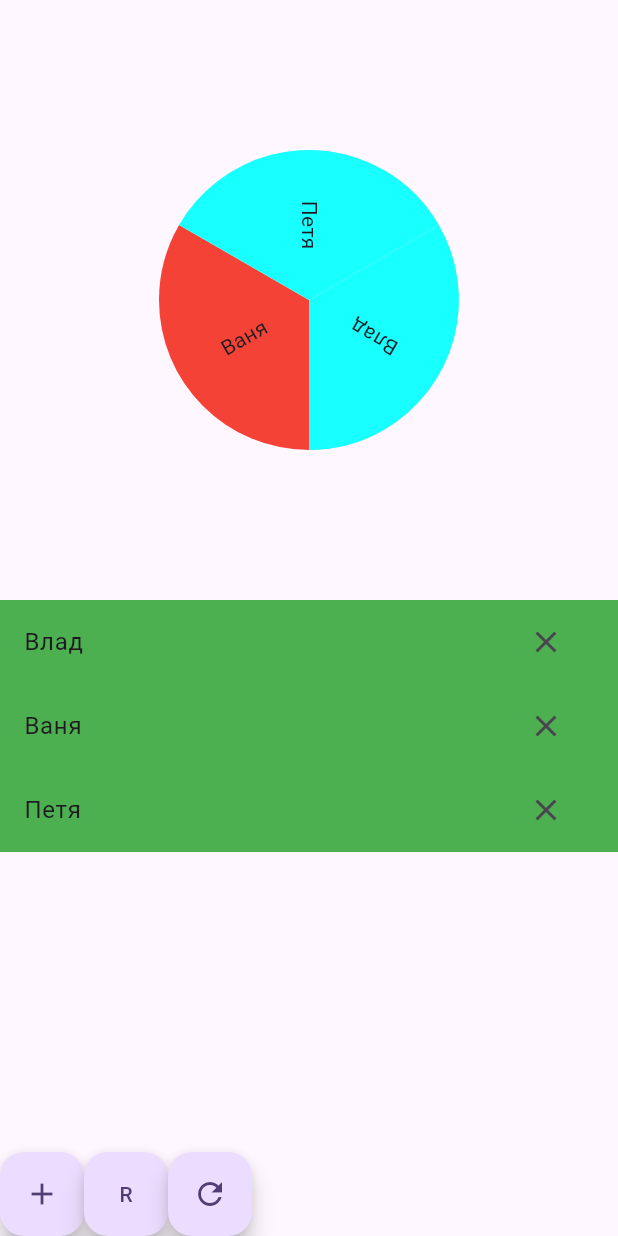
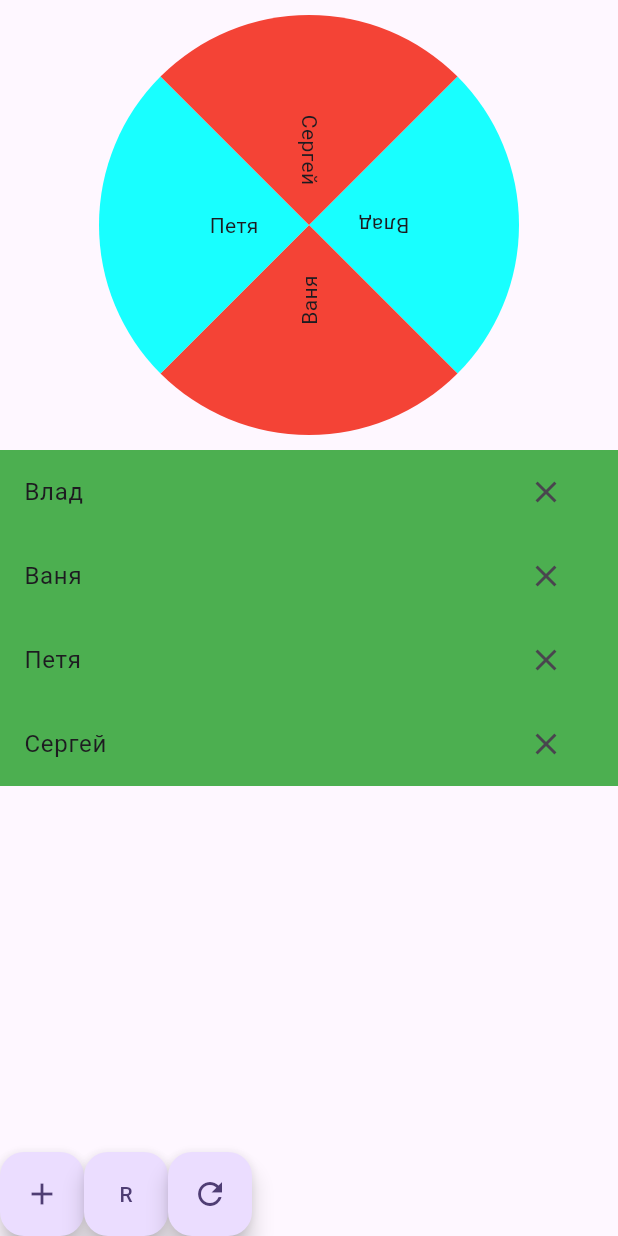
Before and after one commit to MrDalik/Flutter_DZ, a Flutter app: the screen it shows after launch, after a tap on the "refresh" icon, on a phone screen of 412 x 824 dp. Run offline on Flutter 3.47's test engine with Material 3 defaults, Android fonts, the light colour scheme and no system bars.

Commit message:
Рабочий круг + Вращение

```diff
--- a/wheel_of_fortune/lib/main.dart
+++ b/wheel_of_fortune/lib/main.dart
@@ -17,7 +17,7 @@ class MyApp extends StatelessWidget {
         colorScheme: ColorScheme.fromSeed(seedColor: Colors.deepPurple),
         useMaterial3: true,
       ),
-      home: const RandomItemPage(names_input: ['Влад','Ваня','Петя'],)
+      home: const RandomItemPage(names_input: ['Влад','Ваня','Петя','Сергей'],)
     );
   }
 }
--- a/wheel_of_fortune/lib/pages/random_item_page.dart
+++ b/wheel_of_fortune/lib/pages/random_item_page.dart
@@ -22,6 +22,8 @@ class _RandomItemPageState extends State<RandomItemPage> {
   static const c1 = Color(0xFFFFFF00);
   static const c2 = Color(0xFFD000FF);
   var color = c1;
+  double turns=0;
+  int early_random=1;
 
   @override
   void initState() {
@@ -61,6 +63,9 @@ class _RandomItemPageState extends State<RandomItemPage> {
       if (!setnumbersdrawn.contains(interrand)) {
         randomindex = interrand;
         setnumbersdrawn.add(randomindex!);
+        turns = (1/names.length)*(interrand-early_random).abs();
+        debugPrint('${interrand-early_random}');
+        early_random=interrand;
       } else {
         _random();
       }
@@ -84,6 +89,8 @@ class _RandomItemPageState extends State<RandomItemPage> {
   void _restart() {
     setState(() {
       setnumbersdrawn.clear();
+      turns=0;
+      early_random=1;
     });
   }
 
@@ -91,7 +98,10 @@ class _RandomItemPageState extends State<RandomItemPage> {
   Widget build(BuildContext context) {
     return Scaffold(
       body: Column(children: [
-        Circle(names: names,),
+          AnimatedRotation(
+          turns: turns,
+          duration: const Duration(seconds: 1),
+          child: Circle(names: names,),),
         Expanded(
           child: ListView.builder(
               itemBuilder: (BuildContext context, int index) {
--- a/wheel_of_fortune/lib/widget/circle.dart
+++ b/wheel_of_fortune/lib/widget/circle.dart
@@ -3,8 +3,10 @@ import 'dart:math';
 import 'package:flutter/cupertino.dart';
 import 'package:flutter/material.dart';
 import 'package:flutter_dz/widget/sector_painter.dart';
+
 class Circle extends StatelessWidget {
-  final List<String>names;
+  final List<String> names;
+
   const Circle({super.key, required this.names});
 
   @override
@@ -18,24 +20,33 @@ class Circle extends StatelessWidget {
             children: [
               CustomPaint(
                 painter: SectorPainter(
-                  color: i % 2 == 1 ? Colors.cyanAccent : Colors.red,
+                  color: names.length % 2 == 1
+                      ? (i % 3 == 0
+                          ? (Colors.white)
+                          : (i % 3 == 1 ? (Colors.cyanAccent) : (Colors.red)))
+                      : (i % 2 == 1 ? Colors.cyanAccent : Colors.red),
                   angle: 2 * pi / names.length,
-                  radius: 100,
+                  radius: 140,
                 ),
               ),
-              Transform.rotate(angle: pi/2,child: Row(mainAxisSize: MainAxisSize.min,
-                children: [
-                  Text(names[i-1]),
-                  SizedBox(width: 100,)
-                ],
-              ),)
+              Transform.rotate(
+                angle: pi / 2,
+                child: Row(
+                  mainAxisSize: MainAxisSize.min,
+                  children: [
+                    Text(names[i - 1]),
+                    const SizedBox(
+                      width: 100,
+                    )
+                  ],
+                ),
+              )
             ],
           )));
     }
-    ;
     return SizedBox(
-      width: 400,
-      height: 400,
+      width: 300,
+      height: 300,
       child: Stack(
         alignment: AlignmentDirectional.center,
         children: circle,
```
